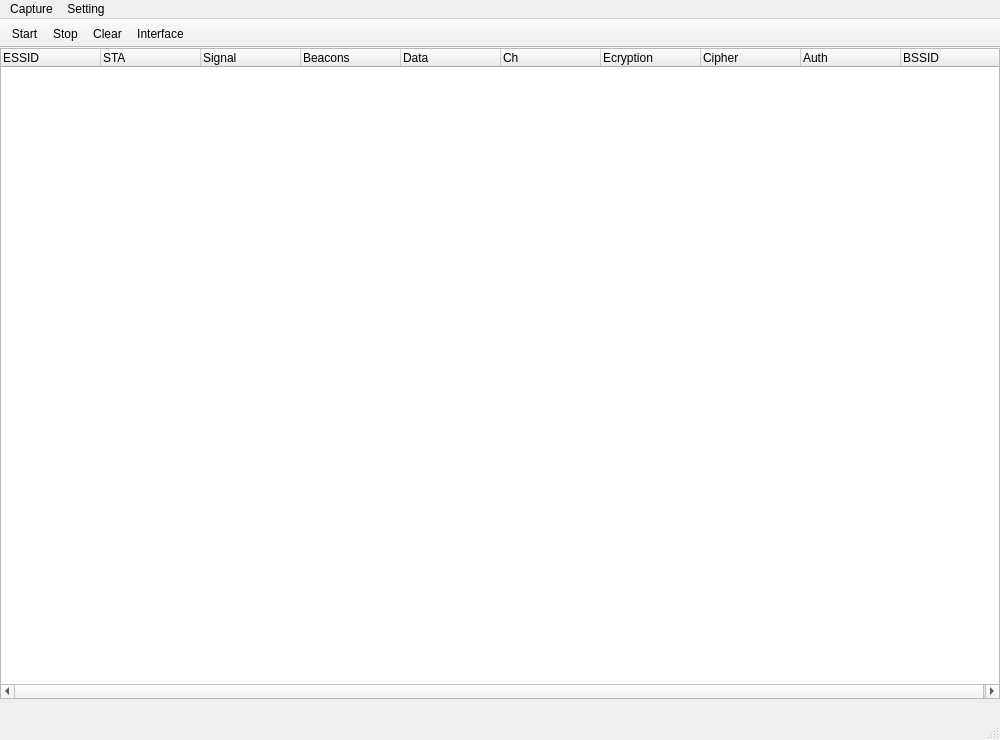
Qt form dot11_analyzer/mainwindow.ui (ZoRuri/bob_wireless_task) before a commit.
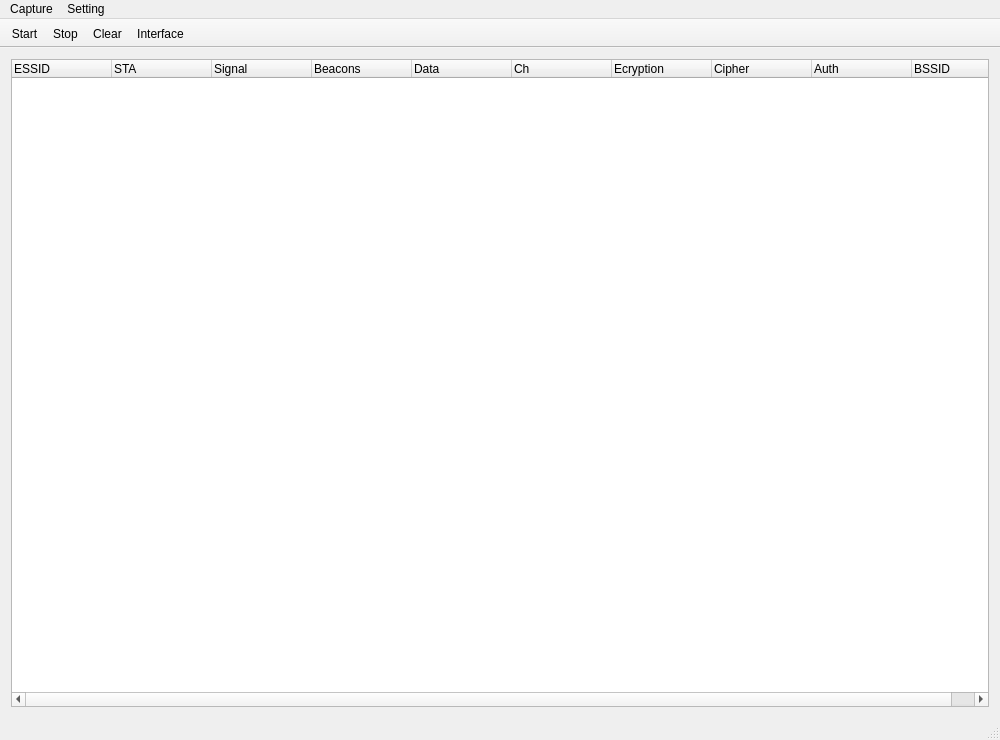
The same form after that commit. Icons and pictures are not drawn.

Commit message: Setting Mainwindow's Layout

```diff
--- a/dot11_analyzer/mainwindow.ui
+++ b/dot11_analyzer/mainwindow.ui
@@ -14,15 +14,9 @@
    <string>Dot11 Analyzer</string>
   </property>
   <widget class="QWidget" name="centralWidget">
+   <layout class="QVBoxLayout" name="verticalLayout">
+    <item>
    <widget class="QTreeWidget" name="treeWidget">
-    <property name="geometry">
-     <rect>
-      <x>0</x>
-      <y>0</y>
-      <width>1000</width>
-      <height>651</height>
-     </rect>
-    </property>
     <column>
      <property name="text">
       <string>ESSID</string>
@@ -74,6 +68,8 @@
      </property>
     </column>
    </widget>
+    </item>
+   </layout>
   </widget>
   <widget class="QMenuBar" name="menuBar">
    <property name="geometry">
```
Lines whose indentation alone changed are shown as unchanged.
